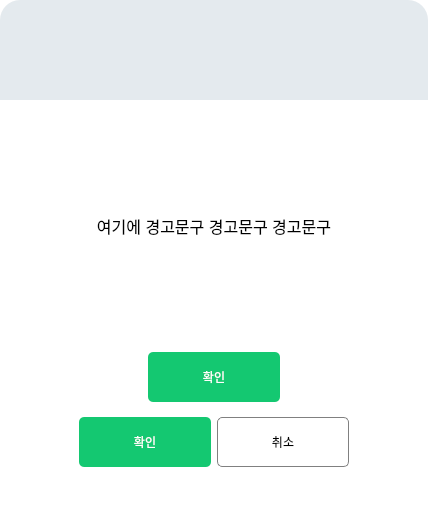
Before: the Qt Designer form code/front/ui/warning_dialog.ui in guaba98/TeamCollaborationTool, drawn with Qt 5.
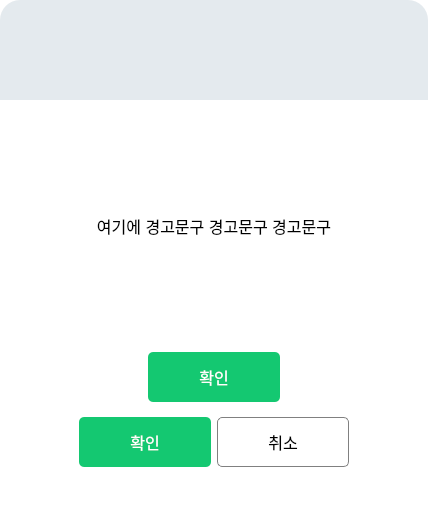
After: the same form once the commit is applied.

Patch:
```diff
--- a/code/front/ui/warning_dialog.ui
+++ b/code/front/ui/warning_dialog.ui
@@ -220,6 +220,11 @@
              <height>50</height>
             </size>
            </property>
+           <property name="font">
+            <font>
+             <pointsize>12</pointsize>
+            </font>
+           </property>
            <property name="styleSheet">
             <string notr="true">background-color: rgb(20, 200, 113);
 border-radius:5px;
@@ -276,6 +281,11 @@
              <height>50</height>
             </size>
            </property>
+           <property name="font">
+            <font>
+             <pointsize>12</pointsize>
+            </font>
+           </property>
            <property name="styleSheet">
             <string notr="true">background-color: rgb(20, 200, 113);
 border-radius:5px;
@@ -300,6 +310,11 @@
              <height>50</height>
             </size>
            </property>
+           <property name="font">
+            <font>
+             <pointsize>12</pointsize>
+            </font>
+           </property>
            <property name="styleSheet">
             <string notr="true">
 border-radius:5px;
```
